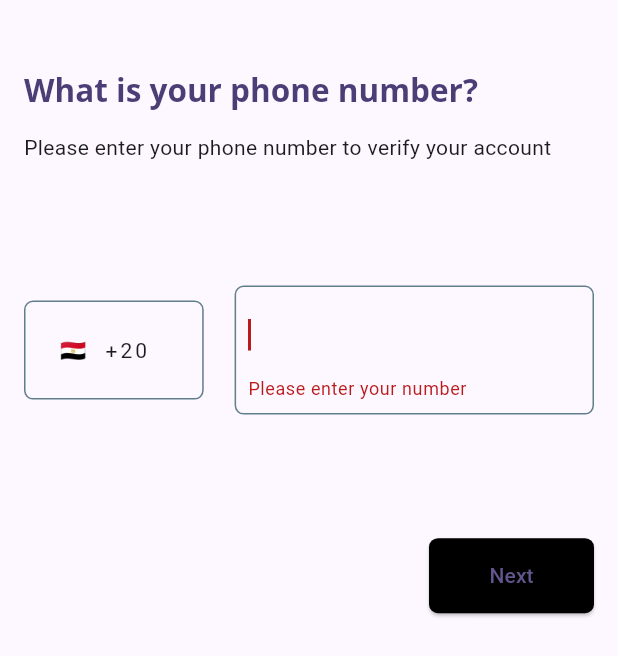
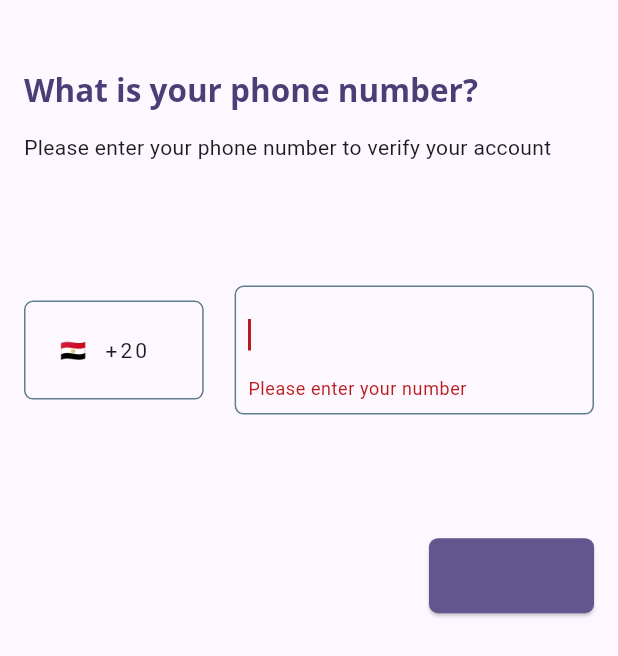
Before and after one commit to AbdullahEmadEldin/whereToGo_app, a Flutter app: the screen it shows after launch, after a tap on "Next", on a phone screen of 412 x 824 dp. Shown: the top 656 px of the screen. Run offline on Flutter 3.47's test engine with Material 3 defaults, Android fonts, the phone set to English and light mode, and no system bars; our stand-ins replace bloc, firebase_auth, firebase_core, flutter_bloc, get_it, go_router and 2 more; accounts and stored records are empty.

```diff
--- a/lib/business logic/phone_auth/cubit/phone_auth_cubit.dart
+++ b/lib/business logic/phone_auth/cubit/phone_auth_cubit.dart
@@ -22,7 +22,6 @@ class PhoneAuthCubit extends Cubit<PhoneAuthState> {
 
   Future<void> verifyOtp(String otpCode) async {
     print('vvvvverifyFUUUUUUUUUUUUUUUUUUUUk:: $verificationId');
-    //  await _codeSent(verificationId, null);
     print('verifyFUUUUUUUUUUUUUUUUUUUUk:: $verificationId');
 
     PhoneAuthCredential credential = PhoneAuthProvider.credential(
--- a/lib/main.dart
+++ b/lib/main.dart
@@ -1,3 +1,4 @@
+import 'package:firebase_auth/firebase_auth.dart';
 import 'package:firebase_core/firebase_core.dart';
 import 'package:flutter/material.dart';
 import 'package:maps_app/firebase_options.dart';
@@ -9,11 +10,17 @@ import 'package:maps_app/util/navigation/router.dart';
 // ignore: depend_on_referenced_packages
 import 'package:flutter_localizations/flutter_localizations.dart';
 
+String _initialRoute = '/phoneEnterScreen';
 void main() async {
   setUp();
   WidgetsFlutterBinding.ensureInitialized();
   await Firebase.initializeApp(
     options: DefaultFirebaseOptions.currentPlatform,
+  );
+  FirebaseAuth.instance.authStateChanges().listen(
+    (user) {
+      if (user != null) _initialRoute = '/homeScreen';
+    },
   );
   runApp(const MapsApp());
 }
@@ -52,7 +59,7 @@ class _MapsAppState extends State<MapsApp> {
   Widget build(BuildContext context) {
     return MaterialApp.router(
       locale: Locale('en'),
-      routerConfig: AppRouter.router,
+      routerConfig: AppRouter.router(_initialRoute),
       debugShowCheckedModeBanner: false,
       theme: AppThemes.light(),
       darkTheme: AppThemes.dark(),
--- a/lib/presentation/pages/otp_page.dart
+++ b/lib/presentation/pages/otp_page.dart
@@ -3,7 +3,7 @@ import 'package:flutter_bloc/flutter_bloc.dart';
 import 'package:go_router/go_router.dart';
 import 'package:maps_app/business%20logic/phone_auth/cubit/phone_auth_cubit.dart';
 import 'package:maps_app/generated/l10n.dart';
-import 'package:maps_app/util/hlepers.dart';
+import 'package:maps_app/util/helpers.dart';
 import 'package:maps_app/util/navigation/routes.dart';
 import 'package:pin_code_fields/pin_code_fields.dart';
 
@@ -58,6 +58,7 @@ class OtpPage extends StatelessWidget {
       appContext: context,
       autoFocus: true,
       length: 6,
+      keyboardType: TextInputType.number,
       obscureText: false,
       animationType: AnimationType.scale,
       cursorColor: Colors.blue,
@@ -79,10 +80,6 @@ class OtpPage extends StatelessWidget {
       enableActiveFill: true,
       onCompleted: (code) {
         otpCode = code;
-        print("Completed");
-      },
-      onChanged: (value) {
-        print(value);
       },
     );
   }
--- a/lib/presentation/pages/phone_enter_page.dart
+++ b/lib/presentation/pages/phone_enter_page.dart
@@ -3,7 +3,7 @@ import 'package:flutter_bloc/flutter_bloc.dart';
 import 'package:go_router/go_router.dart';
 import 'package:maps_app/business%20logic/phone_auth/cubit/phone_auth_cubit.dart';
 import 'package:maps_app/generated/l10n.dart';
-import 'package:maps_app/util/hlepers.dart';
+import 'package:maps_app/util/helpers.dart';
 import 'package:maps_app/util/navigation/routes.dart';
 
 // ignore: must_be_immutable
--- a/lib/theme/app_theme.dart
+++ b/lib/theme/app_theme.dart
@@ -90,7 +90,7 @@ class AppThemes {
       ),
       elevatedButtonTheme: ElevatedButtonThemeData(
           style: ElevatedButton.styleFrom(
-              backgroundColor: kLightColorScheme.shadow,
+              backgroundColor: kLightColorScheme.primary,
               shape: RoundedRectangleBorder(
                   borderRadius: BorderRadius.circular(6)))),
       textTheme: lightTextTheme,
--- a/lib/util/navigation/router.dart
+++ b/lib/util/navigation/router.dart
@@ -9,12 +9,13 @@ import 'package:maps_app/util/locator.dart';
 import 'package:maps_app/util/navigation/routes.dart';
 
 class AppRouter {
-  static final GoRouter _router = GoRouter(
-    initialLocation: '/',
+  static GoRouter router(String initialRoute) {
+    return GoRouter(
+      initialLocation: initialRoute,
       routes: [
         GoRoute(
             name: AppRoutes.phoneEnterScreen,
-          path: '/',
+            path: '/phoneEnterScreen',
             pageBuilder: (context, state) => MaterialPage(
                     child: BlocProvider(
                   create: (_) => locator.get<PhoneAuthCubit>(),
@@ -35,7 +36,8 @@ class AppRouter {
         GoRoute(
           name: AppRoutes.homePage,
           path: '/homeScreen',
-        pageBuilder: (context, state) => const MaterialPage(child: HomePage()),
+          pageBuilder: (context, state) =>
+              const MaterialPage(child: HomePage()),
         )
       ],
       errorPageBuilder: (context, state) {
@@ -48,6 +50,5 @@ class AppRouter {
             ));
       },
     );
-
-  static GoRouter get router => _router;
   }
+}
```
Lines whose indentation alone changed are shown as unchanged.
